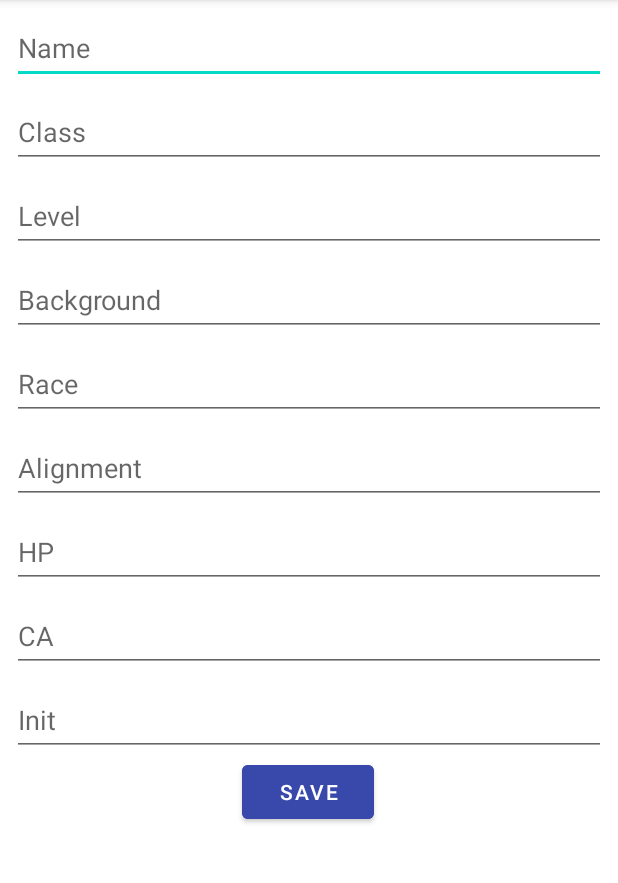
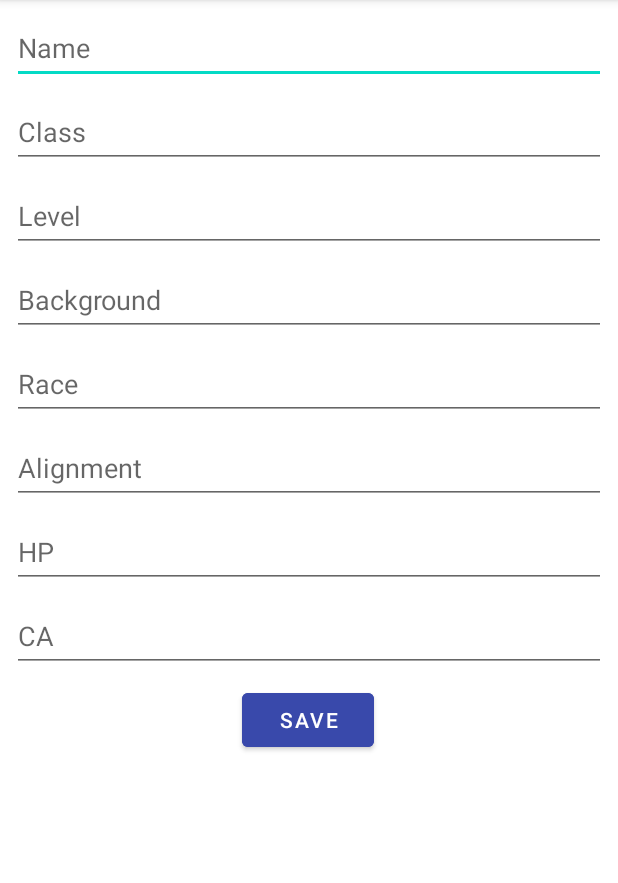
Before and after one commit to viniciussilvestre/FichaRPG, an Android app: the screen it shows after launch (CreateCharacter), after a tap on "Add character", on a phone screen of 412 x 824 dp, the part 84-967 px from its top. Run offline under Robolectric (Android 15) with nearby library versions, the phone set to English and light mode, and no system bars; our stand-ins replace Room's generated code, Volley, data binding; Roboto replaces fonts that are not available here.

Commit message:
CreateCharacter changes, added database migration and room version upgrade

```diff
--- a/app/build.gradle
+++ b/app/build.gradle
@@ -13,6 +13,11 @@ android {
         versionName "0.0.3"
 
         testInstrumentationRunner "androidx.test.runner.AndroidJUnitRunner"
+        javaCompileOptions {
+            annotationProcessorOptions {
+                arguments += ["room.schemaLocation": "$projectDir/schemas".toString()]
+            }
+        }
     }
 
     buildTypes {
--- a/app/src/main/java/com/ecnav/ficharpg/CreateCharacter.java
+++ b/app/src/main/java/com/ecnav/ficharpg/CreateCharacter.java
@@ -35,8 +35,6 @@ public class CreateCharacter extends AppCompatActivity
                 int intCa = Integer.parseInt(ca);
                 String hp = binding.hitPointsField.getText().toString();
                 int intHp = Integer.parseInt(hp);
-                String init = binding.initiativeTextField.getText().toString();
-                int intInit = Integer.parseInt(init);
                 replyIntent.putExtra(Util.NAME_REPLY, name);
                 replyIntent.putExtra(Util.CLASS_REPLY, characterClass);
                 replyIntent.putExtra(Util.BACKGROUND_REPLY, background);
@@ -45,7 +43,6 @@ public class CreateCharacter extends AppCompatActivity
                 replyIntent.putExtra(Util.ALIGNMENT_REPLY, alignment);
                 replyIntent.putExtra(Util.ARMORCLASS_REPLY, intCa);
                 replyIntent.putExtra(Util.HITPOINTS_REPLY, intHp);
-                replyIntent.putExtra(Util.INITIATIVE_REPLY, intInit);
                 setResult(RESULT_OK, replyIntent);
             }
             else
--- a/app/src/main/java/com/ecnav/ficharpg/MainActivity.java
+++ b/app/src/main/java/com/ecnav/ficharpg/MainActivity.java
@@ -88,7 +88,6 @@ public class MainActivity extends AppCompatActivity implements RecyclerViewAdapt
                         sheetDAndD.setAlignment(data.getStringExtra(Util.ALIGNMENT_REPLY));
                         sheetDAndD.setArmorClass(data.getIntExtra(Util.ARMORCLASS_REPLY, 10));
                         sheetDAndD.setHitPoints(data.getIntExtra(Util.HITPOINTS_REPLY, 0));
-                        sheetDAndD.setInitiative(data.getIntExtra(Util.INITIATIVE_REPLY, 0));
                         SheetViewModel.insertDnd(sheetDAndD);
                     }
                 }
--- a/app/src/main/java/com/ecnav/ficharpg/util/SheetRoomDatabase.java
+++ b/app/src/main/java/com/ecnav/ficharpg/util/SheetRoomDatabase.java
@@ -3,6 +3,7 @@ package com.ecnav.ficharpg.util;
 import android.content.Context;
 
 import androidx.annotation.NonNull;
+import androidx.room.AutoMigration;
 import androidx.room.Database;
 import androidx.room.Room;
 import androidx.room.RoomDatabase;
@@ -15,7 +16,14 @@ import com.ecnav.ficharpg.model.SheetDAndD;
 import java.util.concurrent.ExecutorService;
 import java.util.concurrent.Executors;
 
-@Database(entities = {SheetDAndD.class}, version = 1, exportSchema = false)
+@Database(
+        entities = {SheetDAndD.class},
+        version = 2,
+        autoMigrations = {
+                @AutoMigration(from = 1, to = 2)
+        },
+        exportSchema = true
+)
 @TypeConverters({Converters.class})
 public abstract class SheetRoomDatabase extends RoomDatabase
 {
--- a/app/src/main/res/layout/activity_create_character.xml
+++ b/app/src/main/res/layout/activity_create_character.xml
@@ -45,13 +45,14 @@
             android:layout_width="wrap_content"
             android:layout_height="wrap_content"
             android:layout_marginStart="8dp"
+            android:layout_marginTop="8dp"
             android:layout_marginEnd="8dp"
             android:backgroundTint="#3949AB"
             android:text="@string/saveButtonText"
             app:layout_constraintEnd_toEndOf="parent"
             app:layout_constraintHorizontal_bias="0.498"
             app:layout_constraintStart_toStartOf="parent"
-            app:layout_constraintTop_toBottomOf="@+id/initiativeTextField" />
+            app:layout_constraintTop_toBottomOf="@+id/armorClassField" />
 
         <EditText
             android:id="@+id/characterBackgroundField"
@@ -124,7 +125,7 @@
             android:ems="10"
             android:hint="@string/healthPointsHint"
             android:importantForAutofill="no"
-            android:inputType="textPersonName"
+            android:inputType="number"
             android:minHeight="48dp"
             app:layout_constraintEnd_toEndOf="parent"
             app:layout_constraintStart_toStartOf="parent"
@@ -141,27 +142,11 @@
             android:ems="10"
             android:hint="@string/armorClassHint"
             android:importantForAutofill="no"
-            android:inputType="textPersonName"
+            android:inputType="number"
             android:minHeight="48dp"
             app:layout_constraintEnd_toEndOf="parent"
             app:layout_constraintStart_toStartOf="parent"
             app:layout_constraintTop_toBottomOf="@+id/hitPointsField" />
 
-        <EditText
-            android:id="@+id/initiativeTextField"
-            android:layout_width="0dp"
-            android:layout_height="wrap_content"
-            android:layout_marginStart="8dp"
-            android:layout_marginTop="8dp"
-            android:layout_marginEnd="8dp"
-            android:ems="10"
-            android:hint="@string/initiativeHint"
-            android:importantForAutofill="no"
-            android:inputType="textPersonName"
-            android:minHeight="48dp"
-            app:layout_constraintEnd_toEndOf="parent"
-            app:layout_constraintStart_toStartOf="parent"
-            app:layout_constraintTop_toBottomOf="@+id/armorClassField" />
-
     </androidx.constraintlayout.widget.ConstraintLayout>
 </layout>
--- a/build.gradle
+++ b/build.gradle
@@ -21,7 +21,7 @@ ext {
     coreTestingVersion = '2.1.0'
     lifecycleVersion = '2.3.1'
     materialVersion = '1.2.1'
-    roomVersion = '2.3.0'
+    roomVersion = '2.4.0-alpha05'
     // testing
     junitVersion = '4.13.1'
     espressoVersion = '3.1.0'
```
